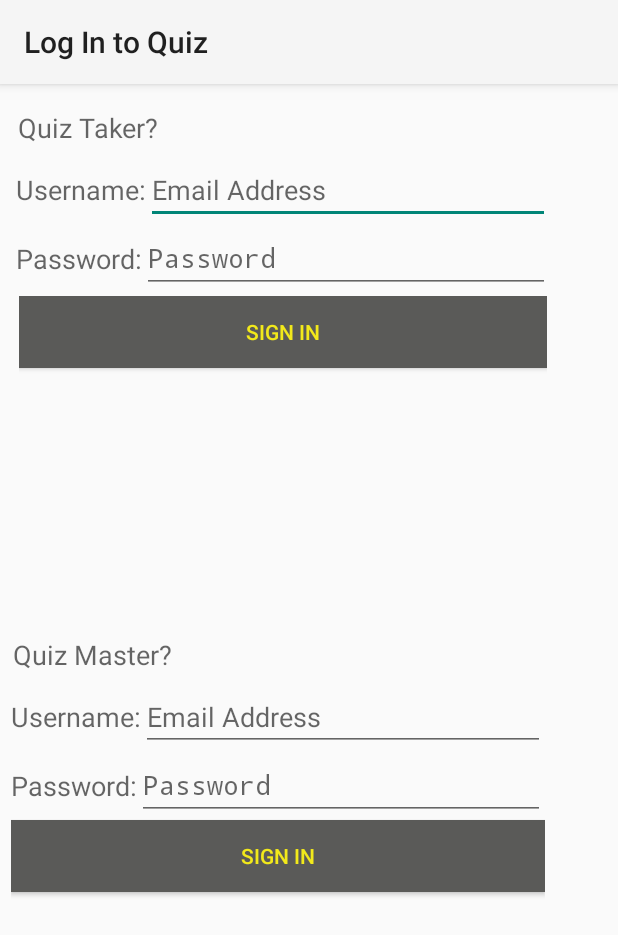
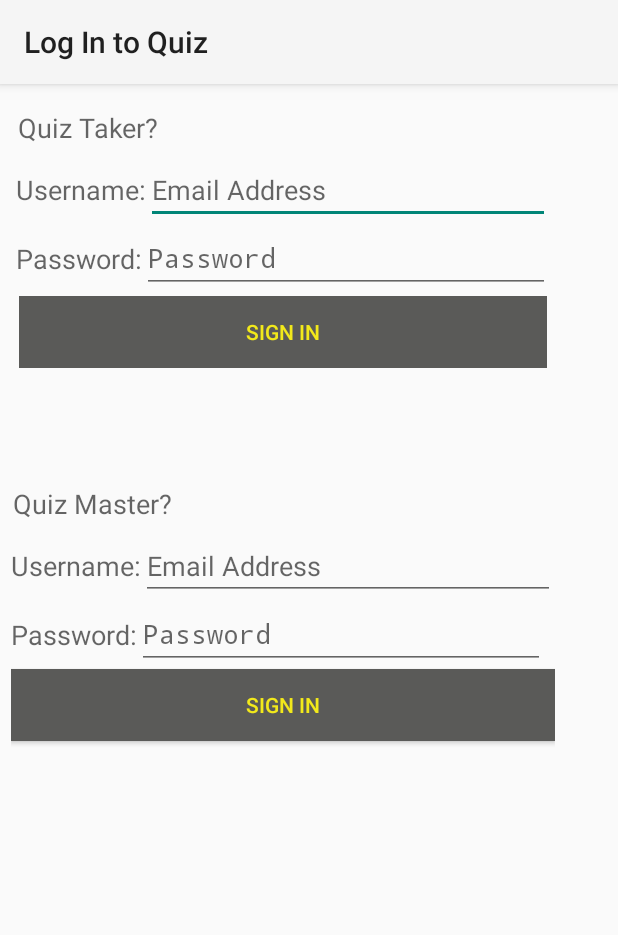
Before and after one commit to NazliMedghalchi/AndroidProject, an Android app: the LoginMain screen opened directly, with no data from a screen before it, on a phone screen of 412 x 824 dp. Shown: the top 935 px of the screen. Run offline under Robolectric (Android 15) with nearby library versions, the phone set to English and light mode, and no system bars.

Commit message:
Alligned for tablet

```diff
--- a/QuizApp/app/src/main/res/layout/activity_login.xml
+++ b/QuizApp/app/src/main/res/layout/activity_login.xml
@@ -1,6 +1,6 @@
 <?xml version="1.0" encoding="utf-8"?>
 <LinearLayout xmlns:android="http://schemas.android.com/apk/res/android"
-    android:layout_width="match_parent"
+    android:layout_width="wrap_content"
     android:layout_height="match_parent"
     android:weightSum="1"
     android:id="@+id/R"
@@ -8,18 +8,17 @@
 
     <LinearLayout
         android:orientation="horizontal"
-        android:layout_width="wrap_content"
+        android:layout_width="match_parent"
         android:layout_height="wrap_content"
         android:id="@+id/quizTaker_login"
         android:padding="5dp"
         android:weightSum="1"
         android:layout_margin="5dp"
-        android:layout_weight="0.27"
         android:baselineAligned="true">
 
         <LinearLayout
             android:orientation="vertical"
-            android:layout_width="wrap_content"
+            android:layout_width="match_parent"
             android:layout_height="match_parent"
             android:weightSum="1">
 
@@ -122,7 +121,7 @@
 
     <LinearLayout
         android:orientation="vertical"
-        android:layout_width="wrap_content"
+        android:layout_width="match_parent"
         android:layout_height="wrap_content"
         android:gravity="center|fill_horizontal|left"
         android:id="@+id/quizMaster"
```
